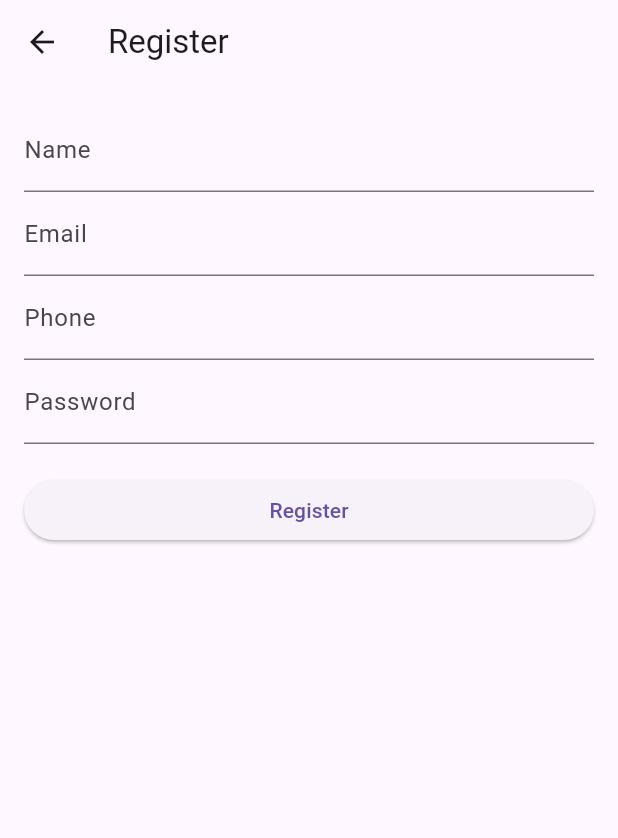
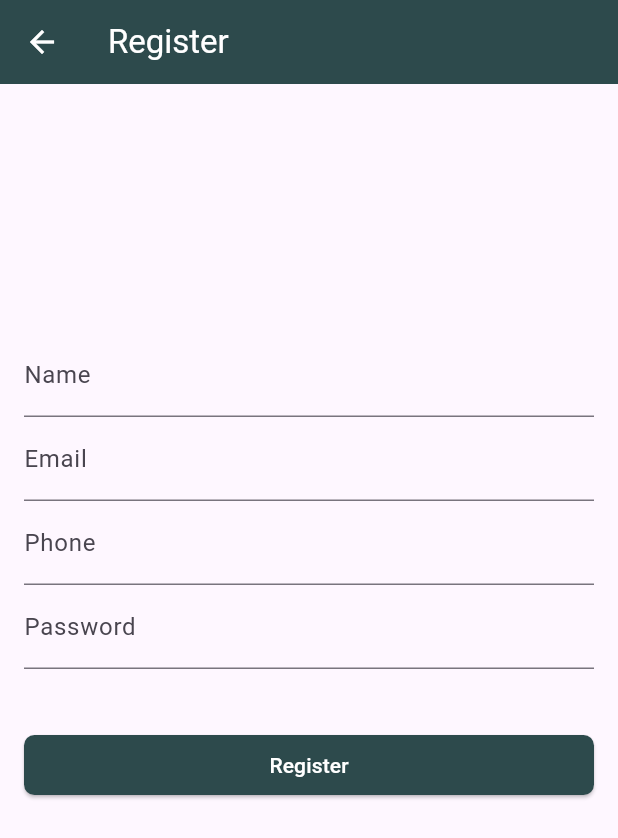
Before and after one commit to jahir123695/flutter_interview_task, a Flutter app: the RegisterScreen screen opened by its route, after a tap on "Register", on a phone screen of 412 x 824 dp. Shown: the top 838 px of the screen. Run offline on Flutter 3.47's test engine with Material 3 defaults, Android fonts, the phone set to English and light mode, and no system bars; our stand-ins replace shared_preferences; accounts and stored records are empty; network calls fail.

Commit message:
update ui

```diff
--- a/lib/providers/auth_provider.dart
+++ b/lib/providers/auth_provider.dart
@@ -23,7 +23,6 @@ class AuthProvider extends ChangeNotifier {
     }
   }
 
-
   Future<void> registerUser(Map<String, dynamic> data) async {
     try {
       isLoading = true;
--- a/lib/screens/login_screen.dart
+++ b/lib/screens/login_screen.dart
@@ -26,20 +26,34 @@ class _LoginScreenState extends State<LoginScreen> {
       body: Padding(
         padding: const EdgeInsets.all(16),
         child: Column(
+          mainAxisAlignment: MainAxisAlignment.center,
           children: [
             TextField(
+              keyboardType: TextInputType.emailAddress,
               controller: email,
               decoration: InputDecoration(labelText: "Email"),
             ),
             TextField(
+              keyboardType: TextInputType.visiblePassword,
               controller: password,
               obscureText: true,
               decoration: InputDecoration(labelText: "Password"),
             ),
             const SizedBox(height: 20),
             auth.isLoading
-                ? const CircularProgressIndicator()
+                ? Center(
+                    child: const CircularProgressIndicator(
+                      color: Color(0xff2d4a4c),
+                    ),
+                  )
                 : ElevatedButton(
+                    style: ElevatedButton.styleFrom(
+                      backgroundColor: Color(0xff2d4a4c),
+                      foregroundColor: Colors.white,
+                      shape: RoundedRectangleBorder(
+                        borderRadius: BorderRadiusGeometry.circular(7),
+                      ),
+                    ),
                     onPressed: () async {
                       try {
                         await auth.loginWithEmailPass(
@@ -58,9 +72,26 @@ class _LoginScreenState extends State<LoginScreen> {
                     },
                     child: const Text("Login"),
                   ),
-            TextButton(
-              onPressed: () => Navigator.pushNamed(context, '/register'),
-              child: Text("Create account"),
+            SizedBox(height: 20),
+            Row(
+              mainAxisAlignment: MainAxisAlignment.center,
+              children: [
+                Text(
+                  'I don`t have an account ',
+                  style: TextStyle(color: Colors.grey),
+                ),
+                SizedBox(width: 3),
+                GestureDetector(
+                  onTap: () => Navigator.pushNamed(context, '/register'),
+                  child: Text(
+                    'Register ',
+                    style: TextStyle(
+                      color: Color(0xff2d4a4c),
+                      fontWeight: FontWeight.bold,
+                    ),
+                  ),
+                ),
+              ],
             ),
           ],
         ),
--- a/lib/screens/notification_screen.dart
+++ b/lib/screens/notification_screen.dart
@@ -11,12 +11,10 @@ class NotificationScreen extends StatefulWidget {
 }
 
 class _NotificationScreenState extends State<NotificationScreen> {
-
   @override
   void initState() {
     super.initState();
 
-    /// screen load hote hi first api call
     Future.microtask(() {
       context.read<NotificationProvider>().fetchNotifications(refresh: true);
     });
@@ -28,6 +26,8 @@ class _NotificationScreenState extends State<NotificationScreen> {
 
     return Scaffold(
       appBar: AppBar(
+        foregroundColor: Colors.white,
+        backgroundColor: Color(0xff2d4a4c),
         title: const Text("Dealer Notifications"),
         actions: [
           IconButton(
@@ -44,11 +44,10 @@ class _NotificationScreenState extends State<NotificationScreen> {
         child: provider.notifications.isEmpty && provider.isLoading
             ? const Center(child: CircularProgressIndicator())
             : ListView.builder(
-          itemCount: provider.notifications.length +
+                itemCount:
+                    provider.notifications.length +
                     (provider.isLoading ? 1 : 0),
                 itemBuilder: (context, index) {
-
-            /// pagination loader
                   if (index == provider.notifications.length) {
                     return const Padding(
                       padding: EdgeInsets.all(16),
@@ -70,9 +69,7 @@ class _NotificationScreenState extends State<NotificationScreen> {
 
                     title: Text(
                       item['title'] ?? 'No title',
-                style: const TextStyle(
-                  fontWeight: FontWeight.bold,
-                ),
+                      style: const TextStyle(fontWeight: FontWeight.bold),
                     ),
 
                     subtitle: Text(
@@ -84,16 +81,6 @@ class _NotificationScreenState extends State<NotificationScreen> {
                 },
               ),
       ),
-
-      /// scroll end pe next page load
-      floatingActionButton: provider.isLoading
-          ? null
-          : FloatingActionButton(
-        onPressed: () {
-          provider.fetchNotifications();
-        },
-        child: const Icon(Icons.more_horiz),
-      ),
     );
   }
 }
--- a/lib/screens/register_screen.dart
+++ b/lib/screens/register_screen.dart
@@ -20,32 +20,46 @@ class _RegisterScreenState extends State<RegisterScreen> {
     final auth = context.watch<AuthProvider>();
 
     return Scaffold(
-      appBar: AppBar(title: const Text("Register")),
+      appBar: AppBar(
+        foregroundColor: Colors.white,
+        backgroundColor: Color(0xff2d4a4c),
+        title: const Text("Register"),
+      ),
       body: Padding(
         padding: const EdgeInsets.all(16),
         child: ListView(
           children: [
+            SizedBox(height: 150),
             TextField(
               controller: name,
-              decoration: const InputDecoration(labelText: "Name"),
+              decoration: InputDecoration(labelText: "Name"),
             ),
             TextField(
+              keyboardType: TextInputType.emailAddress,
               controller: email,
-              decoration: const InputDecoration(labelText: "Email"),
+              decoration: InputDecoration(labelText: "Email"),
             ),
             TextField(
+              keyboardType: TextInputType.phone,
               controller: phone,
-              decoration: const InputDecoration(labelText: "Phone"),
+              decoration: InputDecoration(labelText: "Phone"),
             ),
             TextField(
               controller: password,
               obscureText: true,
-              decoration: const InputDecoration(labelText: "Password"),
+              decoration: InputDecoration(labelText: "Password"),
             ),
-            const SizedBox(height: 20),
+            const SizedBox(height: 40),
             auth.isLoading
-                ? const CircularProgressIndicator()
+                ? Center(child: const CircularProgressIndicator(color:  Color(0xff2d4a4c),))
                 : ElevatedButton(
+                    style: ElevatedButton.styleFrom(
+                      backgroundColor: Color(0xff2d4a4c),
+                      foregroundColor: Colors.white,
+                      shape: RoundedRectangleBorder(
+                        borderRadius: BorderRadiusGeometry.circular(7),
+                      ),
+                    ),
                     onPressed: () async {
                       await auth.registerUser({
                         "name": name.text,
--- a/lib/splash/splash_screen.dart
+++ b/lib/splash/splash_screen.dart
@@ -30,12 +30,13 @@ class _SplashScreenState extends State<SplashScreen> {
   @override
   Widget build(BuildContext context) {
     return Scaffold(
+      backgroundColor: Colors.white,
       body: Column(
         mainAxisAlignment: MainAxisAlignment.center,
         children: [
           SizedBox(
-            height: 200,
-            width: 200,
+            height: 250,
+            width: 250,
             child: Image.asset('images/splash_img.jpg'),
           ),
           const SizedBox(height: 30),
```
Lines whose indentation alone changed are shown as unchanged.
